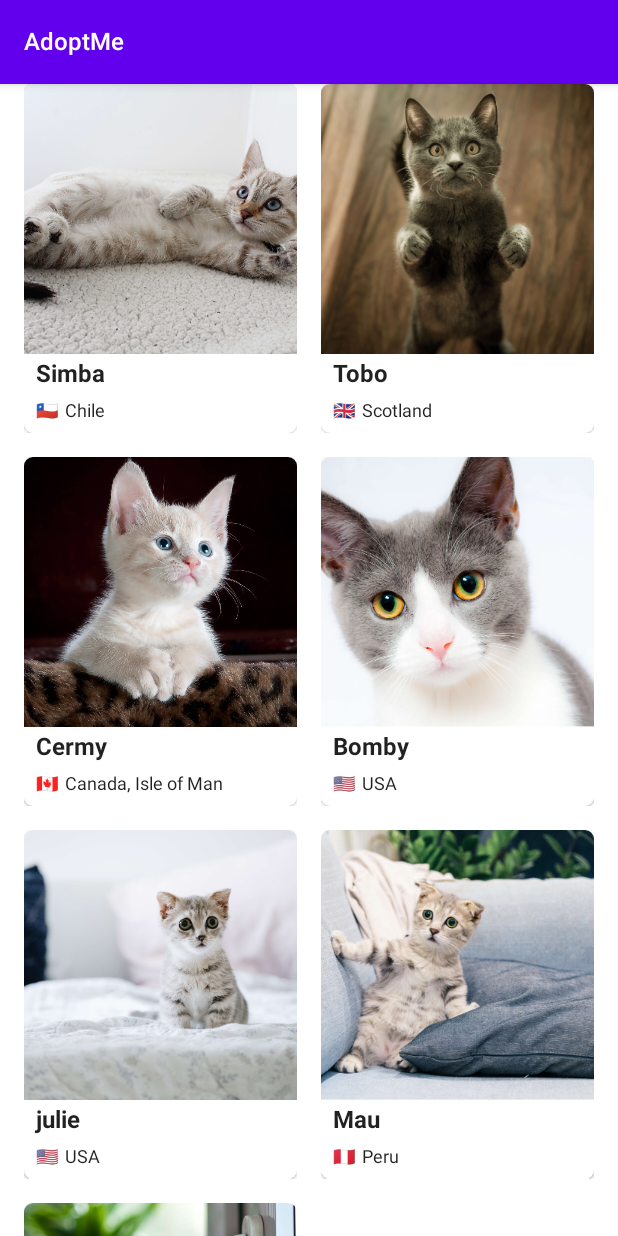
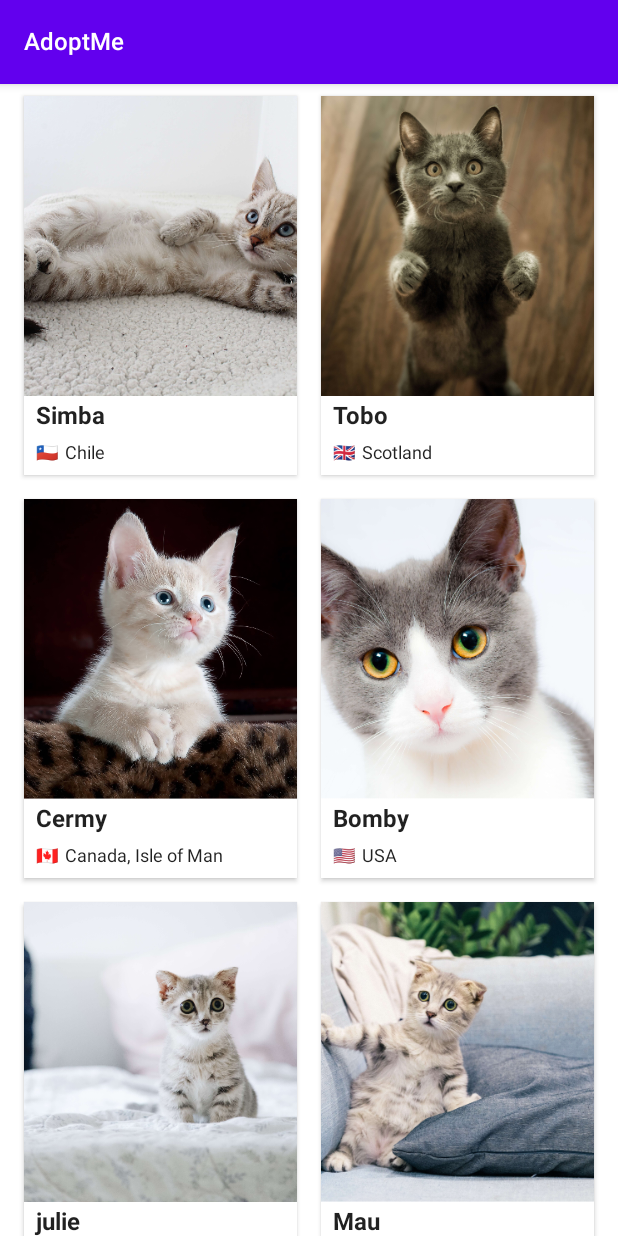
Before and after one commit to initishbhatt/AdoptMe, an Android app built with Jetpack Compose: the screen it shows after launch (MainActivity), on a phone screen of 412 x 824 dp. Run offline under Robolectric (Android 15) with nearby library versions, the phone set to English and light mode, and no system bars; 2 statements that could not run were skipped.

```diff
--- a/app/build.gradle
+++ b/app/build.gradle
@@ -73,6 +73,7 @@ dependencies {
     implementation "androidx.compose.material:material-icons-extended:$compose_version"
     implementation "androidx.compose.ui:ui-tooling:$compose_version"
     implementation 'androidx.lifecycle:lifecycle-runtime-ktx:2.3.0'
+    implementation "androidx.navigation:navigation-compose:1.0.0-alpha08"
 
     testImplementation 'junit:junit:4.13.2'
 
--- a/app/src/main/java/com/example/androiddevchallenge/MainActivity.kt
+++ b/app/src/main/java/com/example/androiddevchallenge/MainActivity.kt
@@ -22,8 +22,8 @@ import androidx.compose.material.MaterialTheme
 import androidx.compose.material.Surface
 import androidx.compose.runtime.Composable
 import androidx.compose.ui.tooling.preview.Preview
-import com.example.androiddevchallenge.ui.home.HomeContent
 import com.example.androiddevchallenge.ui.theme.AdoptMeTheme
+import com.example.androiddevchallenge.ui.utils.AppRouter
 
 class MainActivity : AppCompatActivity() {
     override fun onCreate(savedInstanceState: Bundle?) {
@@ -39,7 +39,7 @@ class MainActivity : AppCompatActivity() {
 @Composable
 fun MyApp() {
     Surface(color = MaterialTheme.colors.background) {
-        HomeContent()
+        AppRouter()
     }
 }
 
--- a/app/src/main/java/com/example/androiddevchallenge/model/Cat.kt
+++ b/app/src/main/java/com/example/androiddevchallenge/model/Cat.kt
@@ -28,6 +28,7 @@ data class Cat(
     val caption: String,
     val origin: String,
     val flag: String,
+    val weight:String,
     @DrawableRes val imageId: Int
 )
 
@@ -40,6 +41,7 @@ val catsFakeModel = listOf(
         "I love you meow and furever.",
         "Chile",
         "\uD83C\uDDE8\uD83C\uDDF1",
+        "2 kg",
         R.drawable.img_cat_1
     ),
     Cat(
@@ -50,6 +52,7 @@ val catsFakeModel = listOf(
         "Anything is paws-ible with a cat by your side.",
         "Scotland",
         "\uD83C\uDDEC\uD83C\uDDE7",
+        "1 kg",
         R.drawable.img_cat_2
     ),
     Cat(
@@ -60,6 +63,7 @@ val catsFakeModel = listOf(
         "Think of the hilarious videos we could make...",
         "Canada, Isle of Man",
         "\uD83C\uDDE8\uD83C\uDDE6",
+        "2.5 kg",
         R.drawable.img_cat_3
     ),
     Cat(
@@ -70,6 +74,7 @@ val catsFakeModel = listOf(
         "Meet your lap warmer",
         "USA",
         "\uD83C\uDDFA\uD83C\uDDF8",
+        "3 kg",
         R.drawable.img_cat_4
     ),
     Cat(
@@ -80,6 +85,7 @@ val catsFakeModel = listOf(
         "Julie can't wait for a spring break.",
         "USA",
         "\uD83C\uDDFA\uD83C\uDDF8",
+        "4 kg",
         R.drawable.img_cat_5
     ),
     Cat(
@@ -90,6 +96,7 @@ val catsFakeModel = listOf(
         " This little charmer knows he's got it and is not afraid to flaunt it.",
         "Peru",
         "\uD83C\uDDF5\uD83C\uDDEA",
+        "4 kg",
         R.drawable.img_cat_6
     ),
     Cat(
@@ -100,6 +107,7 @@ val catsFakeModel = listOf(
         "Sassy,single ready to mingle.",
         "Russia",
         "\uD83C\uDDF7\uD83C\uDDFA",
+        "3.7 kg",
         R.drawable.img_cat_7
     )
 
--- a/app/src/main/java/com/example/androiddevchallenge/ui/theme/Shape.kt
+++ b/app/src/main/java/com/example/androiddevchallenge/ui/component/Button.kt
@@ -13,14 +13,23 @@
  * See the License for the specific language governing permissions and
  * limitations under the License.
  */
-package com.example.androiddevchallenge.ui.theme
+package com.example.androiddevchallenge.ui.component
 
-import androidx.compose.foundation.shape.RoundedCornerShape
-import androidx.compose.material.Shapes
-import androidx.compose.ui.unit.dp
+import androidx.annotation.StringRes
+import androidx.compose.material.Button
+import androidx.compose.material.MaterialTheme
+import androidx.compose.material.Text
+import androidx.compose.runtime.Composable
+import androidx.compose.ui.Modifier
+import androidx.compose.ui.res.stringResource
 
-val shapes = Shapes(
-    small = RoundedCornerShape(4.dp),
-    medium = RoundedCornerShape(6.dp),
-    large = RoundedCornerShape(8.dp)
-)
+@Composable
+fun AdoptMeButton(
+    onClick: () -> Unit,
+    modifier: Modifier = Modifier,
+    @StringRes textId: Int
+) {
+    Button(onClick = { onClick() }, modifier = modifier, shape = MaterialTheme.shapes.medium) {
+        Text(text = stringResource(id = textId))
+    }
+}
--- /dev/null
+++ b/app/src/main/java/com/example/androiddevchallenge/ui/component/Info.kt
@@ -0,0 +1,43 @@
+/*
+ * Copyright 2021 The Android Open Source Project
+ *
+ * Licensed under the Apache License, Version 2.0 (the "License");
+ * you may not use this file except in compliance with the License.
+ * You may obtain a copy of the License at
+ *
+ *     https://www.apache.org/licenses/LICENSE-2.0
+ *
+ * Unless required by applicable law or agreed to in writing, software
+ * distributed under the License is distributed on an "AS IS" BASIS,
+ * WITHOUT WARRANTIES OR CONDITIONS OF ANY KIND, either express or implied.
+ * See the License for the specific language governing permissions and
+ * limitations under the License.
+ */
+package com.example.androiddevchallenge.ui.component
+
+import androidx.compose.foundation.layout.Row
+import androidx.compose.foundation.layout.padding
+import androidx.compose.material.MaterialTheme
+import androidx.compose.material.Text
+import androidx.compose.runtime.Composable
+import androidx.compose.ui.Modifier
+import androidx.compose.ui.unit.dp
+
+@Composable
+fun CatInfo(name: String, origin: String, flag: String) {
+    Text(
+        text = name,
+        style = MaterialTheme.typography.h4,
+        modifier = Modifier.padding(start = 8.dp, top = 4.dp)
+    )
+    Row(modifier = Modifier.padding(vertical = 8.dp)) {
+        Text(
+            text = flag,
+            modifier = Modifier.padding(start = 8.dp, end = 4.dp)
+        )
+        Text(
+            text = origin,
+            style = MaterialTheme.typography.body1,
+        )
+    }
+}
--- a/app/src/main/java/com/example/androiddevchallenge/ui/home/Home.kt
+++ b/app/src/main/java/com/example/androiddevchallenge/ui/home/Home.kt
@@ -1,89 +1,94 @@
+/*
+ * Copyright 2021 The Android Open Source Project
+ *
+ * Licensed under the Apache License, Version 2.0 (the "License");
+ * you may not use this file except in compliance with the License.
+ * You may obtain a copy of the License at
+ *
+ *     https://www.apache.org/licenses/LICENSE-2.0
+ *
+ * Unless required by applicable law or agreed to in writing, software
+ * distributed under the License is distributed on an "AS IS" BASIS,
+ * WITHOUT WARRANTIES OR CONDITIONS OF ANY KIND, either express or implied.
+ * See the License for the specific language governing permissions and
+ * limitations under the License.
+ */
 package com.example.androiddevchallenge.ui.home
 
-import androidx.compose.animation.animateContentSize
 import androidx.compose.foundation.Image
-import androidx.compose.foundation.layout.*
+import androidx.compose.foundation.clickable
+import androidx.compose.foundation.layout.Column
+import androidx.compose.foundation.layout.fillMaxWidth
+import androidx.compose.foundation.layout.height
+import androidx.compose.foundation.layout.padding
 import androidx.compose.foundation.rememberScrollState
 import androidx.compose.foundation.verticalScroll
-import androidx.compose.material.*
+import androidx.compose.material.Card
+import androidx.compose.material.MaterialTheme
+import androidx.compose.material.Scaffold
+import androidx.compose.material.Text
+import androidx.compose.material.TopAppBar
 import androidx.compose.runtime.Composable
 import androidx.compose.ui.Modifier
+import androidx.compose.ui.draw.clipToBounds
 import androidx.compose.ui.layout.ContentScale
 import androidx.compose.ui.res.painterResource
 import androidx.compose.ui.res.stringResource
-import androidx.compose.ui.unit.Dp
 import androidx.compose.ui.unit.dp
+import androidx.navigation.NavController
+import androidx.navigation.compose.navigate
 import com.example.androiddevchallenge.R
 import com.example.androiddevchallenge.model.Cat
 import com.example.androiddevchallenge.model.catsFakeModel
+import com.example.androiddevchallenge.ui.component.CatInfo
 import com.example.androiddevchallenge.ui.component.VerticalGrid
 
-/**
- * @author nitishbhatt
- */
 @Composable
-fun HomeContent() {
-    Scaffold(topBar = {
-        TopAppBar(title = {
-            Text(stringResource(id = R.string.app_name), style = MaterialTheme.typography.subtitle1)
-        })
-    }, content = {
-        CatList(cats = catsFakeModel)
-    })
+fun HomeContent(navController: NavController) {
+    Scaffold(
+        topBar = {
+            TopAppBar(
+                title = {
+                    Text(
+                        stringResource(id = R.string.app_name),
+                        style = MaterialTheme.typography.subtitle1
+                    )
+                }
+            )
+        },
+        content = {
+            CatList(cats = catsFakeModel, navController)
+        }
+    )
 }
 
 @Composable
-fun CatList(cats: List<Cat>) {
-    VerticalGrid(Modifier.padding(horizontal = 16.dp).verticalScroll(rememberScrollState())) {
-        cats.forEachIndexed { index, cat ->
-            val (startPadding, endPadding) = startAndEndPadding(index)
+fun CatList(cats: List<Cat>, navController: NavController) {
+    VerticalGrid(
+        Modifier.padding(horizontal = 8.dp).verticalScroll(rememberScrollState())
+    ) {
+        cats.forEach { cat ->
             CatCard(
                 cat = cat,
-                modifier = Modifier.padding(start = startPadding, end = endPadding, bottom = 16.dp)
-                    .fillMaxWidth().animateContentSize()
+                modifier = Modifier.clipToBounds().padding(8.dp)
+                    .clickable { navController.navigate("catDetailContent/${cat.id}") }
+                    .fillMaxWidth()
             )
         }
     }
 }
 
 @Composable
-private fun startAndEndPadding(index: Int): Pair<Dp, Dp> {
-    val startPadding = if (index % 2 == 0) 0.dp else 8.dp
-    val endPadding = if (index % 2 == 0) 8.dp else 0.dp
-    return Pair(startPadding, endPadding)
-}
-
-@Composable
 fun CatCard(cat: Cat, modifier: Modifier = Modifier) {
-    Card(modifier) {
+    Card(modifier = modifier, shape = MaterialTheme.shapes.large, elevation = 2.dp) {
         Column(modifier = Modifier.fillMaxWidth()) {
             Image(
-                painter = painterResource(id = cat.imageId),
+                painter = painterResource(cat.imageId),
                 contentDescription = cat.name,
                 contentScale = ContentScale.Crop,
-                modifier = Modifier.fillMaxWidth().height(180.dp)
+                modifier = Modifier.fillMaxWidth().height(200.dp)
             )
             CatInfo(cat.name, cat.origin, cat.flag)
         }
     }
 }
-
-@Composable
-fun CatInfo(name: String, origin: String, flag: String) {
-    Text(
-        text = name,
-        style = MaterialTheme.typography.h4,
-        modifier = Modifier.padding(start = 8.dp, top = 4.dp)
-    )
-    Row(modifier = Modifier.padding(vertical = 8.dp)) {
-        Text(
-            text = flag,
-            modifier = Modifier.padding(start = 8.dp, end = 4.dp)
-        )
-        Text(
-            text = origin,
-            style = MaterialTheme.typography.body1,
-            modifier = Modifier.padding(end = 8.dp)
-        )
-    }
-}
--- /dev/null
+++ b/app/src/main/java/com/example/androiddevchallenge/ui/utils/Navigation.kt
@@ -0,0 +1,39 @@
+/*
+ * Copyright 2021 The Android Open Source Project
+ *
+ * Licensed under the Apache License, Version 2.0 (the "License");
+ * you may not use this file except in compliance with the License.
+ * You may obtain a copy of the License at
+ *
+ *     https://www.apache.org/licenses/LICENSE-2.0
+ *
+ * Unless required by applicable law or agreed to in writing, software
+ * distributed under the License is distributed on an "AS IS" BASIS,
+ * WITHOUT WARRANTIES OR CONDITIONS OF ANY KIND, either express or implied.
+ * See the License for the specific language governing permissions and
+ * limitations under the License.
+ */
+package com.example.androiddevchallenge.ui.utils
+
+import androidx.compose.runtime.Composable
+import androidx.navigation.NavType
+import androidx.navigation.compose.NavHost
+import androidx.navigation.compose.composable
+import androidx.navigation.compose.navArgument
+import androidx.navigation.compose.rememberNavController
+import com.example.androiddevchallenge.ui.details.CatDetailContent
+import com.example.androiddevchallenge.ui.home.HomeContent
+
+@Composable
+fun AppRouter() {
+    val navController = rememberNavController()
+    NavHost(navController, startDestination = "homeContent") {
+        composable("homeContent") { HomeContent(navController) }
+        composable(
+            "catDetailContent/{id}",
+            arguments = listOf(navArgument("id") { type = NavType.IntType })
+        ) { backStackEntry ->
+            CatDetailContent(backStackEntry.arguments?.getInt("id") ?: 1, navController)
+        }
+    }
+}
--- a/app/src/main/res/values/strings.xml
+++ b/app/src/main/res/values/strings.xml
@@ -10,4 +10,6 @@
       the License.
       -->
     <string name="app_name">AdoptMe</string>
+    <string name="adopt_me_text">Adopt me please!</string>
+    <string name="adopt_me_thankyou_text">You rock..Thanks for Adopting a cat</string>
 </resources>
```
Also changed, not shown: app/src/main/java/com/example/androiddevchallenge/ui/component/Box.kt (added, +34 -0 lines), app/src/main/java/com/example/androiddevchallenge/ui/component/Grid.kt (+15 -0 lines), app/src/main/java/com/example/androiddevchallenge/ui/details/CatDetailContent.kt (added, +182 -0 lines).
